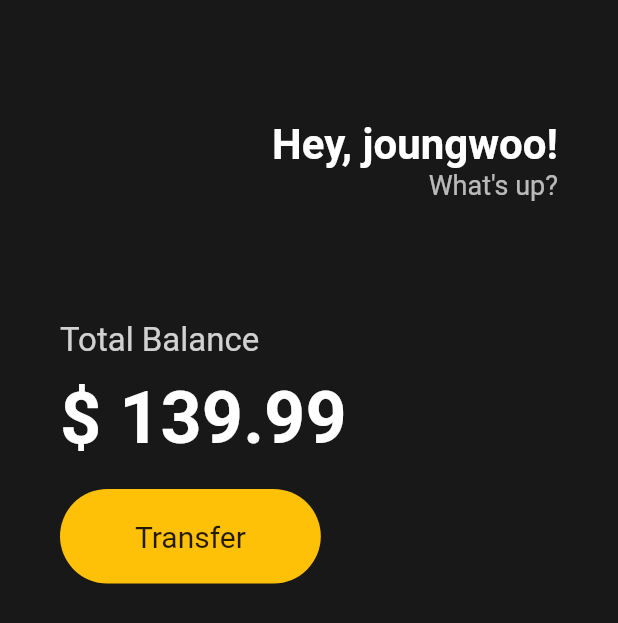
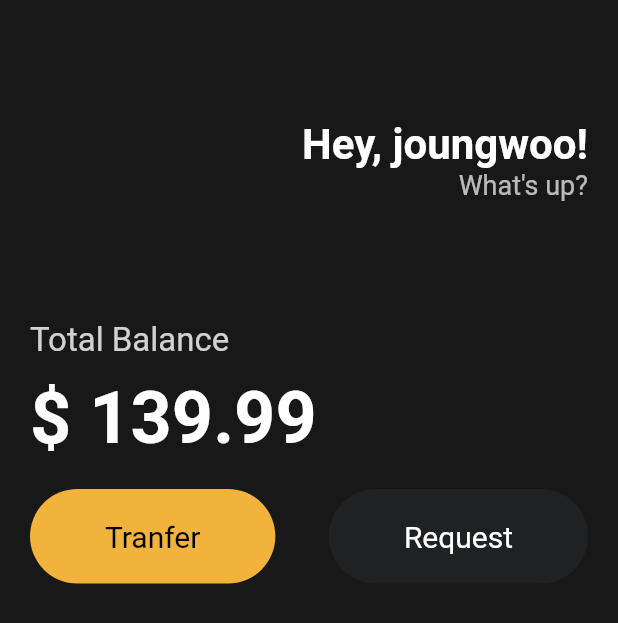
Before and after one commit to ljw8124/flutter-ex, a Flutter app: the screen it shows after launch, on a phone screen of 412 x 824 dp. Shown: the top 623 px of the screen. Run offline on Flutter 3.47's test engine with Material 2 defaults, Android fonts, the phone set to English and light mode, and no system bars.

Commit message:
widgets 재사용

```diff
--- a/flutter_ex01/lib/main.dart
+++ b/flutter_ex01/lib/main.dart
@@ -1,4 +1,5 @@
 import 'package:flutter/material.dart';
+import 'package:flutter_ex/widgets/Button.dart';
 
 void main() {
   runApp(const App());
@@ -22,7 +23,7 @@ class App extends StatelessWidget {
       home: Scaffold(
         backgroundColor: const Color(0xFF181818),
         body: Padding(
-          padding: const EdgeInsets.symmetric(horizontal: 40),
+          padding: const EdgeInsets.symmetric(horizontal: 20),
           child: Column(
             crossAxisAlignment: CrossAxisAlignment.start,
             children: [
@@ -77,20 +78,18 @@ class App extends StatelessWidget {
               const SizedBox(
                 height: 20,
               ),
-              Row(
+              const Row(
+                mainAxisAlignment: MainAxisAlignment.spaceBetween,
                 children: [
-                  Container(
-                    decoration: BoxDecoration(
-                        color: Colors.amber,
-                        borderRadius: BorderRadius.circular(100)),
-                    child: const Padding(
-                      padding:
-                          EdgeInsets.symmetric(vertical: 20, horizontal: 50),
-                      child: Text(
-                        'Transfer',
-                        style: TextStyle(fontSize: 20),
-                      ),
-                    ),
+                  Button(
+                    text: 'Tranfer',
+                    bgColor: Color(0xFFF1B33B),
+                    textColor: Colors.black,
+                  ),
+                  Button(
+                    text: 'Request',
+                    bgColor: Color(0xFF1F2123),
+                    textColor: Colors.white,
                   ),
                 ],
               ),
--- /dev/null
+++ b/flutter_ex01/lib/widgets/button.dart
@@ -0,0 +1,37 @@
+import 'package:flutter/material.dart';
+
+class Button extends StatelessWidget {
+  final String text;
+  final Color bgColor;
+  final Color textColor;
+
+  const Button({
+    super.key,
+    required this.text,
+    required this.bgColor,
+    required this.textColor,
+  });
+
+  @override
+  Widget build(BuildContext context) {
+    return Container(
+      decoration: BoxDecoration(
+        color: bgColor,
+        borderRadius: BorderRadius.circular(100),
+      ),
+      child: Padding(
+        padding: const EdgeInsets.symmetric(
+          vertical: 20,
+          horizontal: 50,
+        ),
+        child: Text(
+          text,
+          style: TextStyle(
+            color: textColor,
+            fontSize: 20,
+          ),
+        ),
+      ),
+    );
+  }
+}
```
